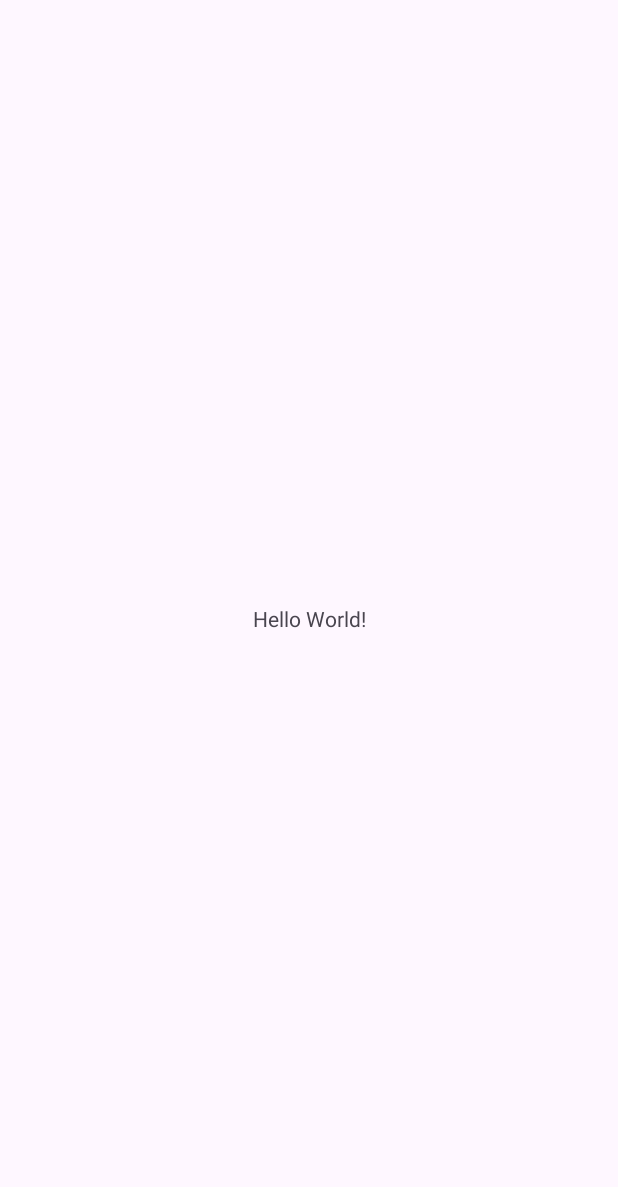
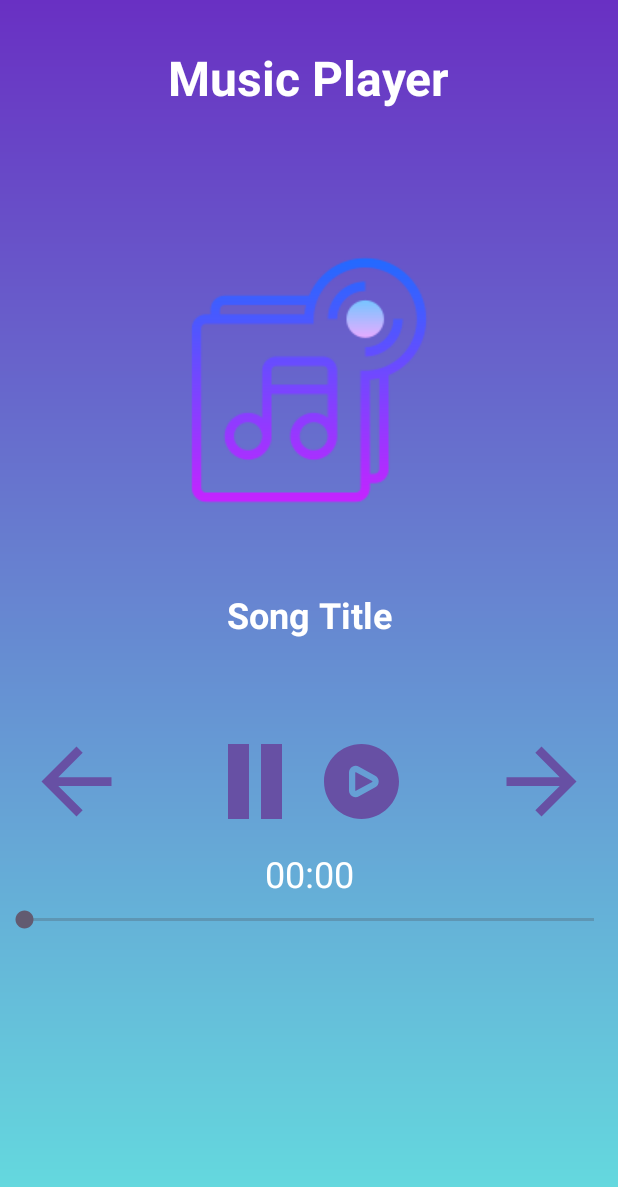
Before and after one commit to Ivan2000-web/MusicPlayer, an Android app: the screen it shows after launch (MainActivity), on a phone screen of 412 x 824 dp. Before the commit the part shown is almost empty. Shown: the top 1187 px of the screen. Run offline under Robolectric (Android 15) with nearby library versions, the phone set to English and light mode, and no system bars.

Commit message:
add: main layout

```diff
--- /dev/null
+++ b/app/src/main/res/drawable/back_icon.xml
@@ -0,0 +1,5 @@
+<vector android:autoMirrored="true" android:height="24dp"
+    android:tint="#000000" android:viewportHeight="24"
+    android:viewportWidth="24" android:width="24dp" xmlns:android="http://schemas.android.com/apk/res/android">
+    <path android:fillColor="@android:color/white" android:pathData="M20,11H7.83l5.59,-5.59L12,4l-8,8 8,8 1.41,-1.41L7.83,13H20v-2z"/>
+</vector>
--- a/app/src/main/res/drawable/background_gradient.xml
+++ b/app/src/main/res/drawable/background_gradient.xml
@@ -1,4 +1,8 @@
 <?xml version="1.0" encoding="utf-8"?>
-<selector xmlns:android="http://schemas.android.com/apk/res/android">
-
-</selector>
+<shape xmlns:android="http://schemas.android.com/apk/res/android">
+    <gradient
+        android:type="linear"
+        android:angle="235"
+        android:startColor="#6930c3"
+        android:endColor="#64dfdf" />
+</shape>
--- /dev/null
+++ b/app/src/main/res/drawable/forward_icon.xml
@@ -0,0 +1,5 @@
+<vector android:autoMirrored="true" android:height="24dp"
+    android:tint="#000000" android:viewportHeight="24"
+    android:viewportWidth="24" android:width="24dp" xmlns:android="http://schemas.android.com/apk/res/android">
+    <path android:fillColor="@android:color/white" android:pathData="M12,4l-1.41,1.41L16.17,11H4v2h12.17l-5.58,5.59L12,20l8,-8z"/>
+</vector>
--- /dev/null
+++ b/app/src/main/res/drawable/pause_icon.xml
@@ -0,0 +1,5 @@
+<vector android:height="24dp" android:viewportHeight="24"
+    android:viewportWidth="24" android:width="24dp" xmlns:android="http://schemas.android.com/apk/res/android">
+    <path android:fillColor="#FF000000" android:pathData="M3,0h7v24h-7z"/>
+    <path android:fillColor="#FF000000" android:pathData="M14,0h7v24h-7z"/>
+</vector>
--- /dev/null
+++ b/app/src/main/res/drawable/play_icon.xml
@@ -0,0 +1,4 @@
+<vector android:height="24dp" android:viewportHeight="24"
+    android:viewportWidth="24" android:width="24dp" xmlns:android="http://schemas.android.com/apk/res/android">
+    <path android:fillColor="#FF000000" android:pathData="m12,0C5.383,0 0,5.383 0,12s5.383,12 12,12 12,-5.383 12,-12S18.617,0 12,0ZM16.404,13.873l-5.212,2.854c-0.325,0.183 -0.683,0.274 -1.041,0.274 -0.373,0 -0.747,-0.099 -1.087,-0.297 -0.667,-0.39 -1.064,-1.083 -1.064,-1.855v-5.699c0,-0.772 0.397,-1.465 1.064,-1.855 0.665,-0.389 1.465,-0.396 2.138,-0.017l5.192,2.843c0.696,0.391 1.105,1.091 1.105,1.878s-0.409,1.487 -1.096,1.873ZM15.5,12c0,0.087 -0.058,0.119 -0.066,0.125l-5.212,2.855c-0.019,0.01 -0.077,0.042 -0.147,-0.001 -0.074,-0.043 -0.074,-0.107 -0.074,-0.128v-5.699c0,-0.021 0,-0.085 0.074,-0.128 0.027,-0.016 0.052,-0.021 0.074,-0.021 0.036,0 0.065,0.016 0.083,0.026l5.192,2.844c0.019,0.011 0.076,0.043 0.076,0.13Z"/>
+</vector>
--- a/app/src/main/res/layout/activity_main.xml
+++ b/app/src/main/res/layout/activity_main.xml
@@ -8,12 +8,110 @@
     tools:context=".MainActivity">
 
     <TextView
+        android:id="@+id/textView"
         android:layout_width="wrap_content"
         android:layout_height="wrap_content"
-        android:text="Hello World!"
-        app:layout_constraintBottom_toBottomOf="parent"
+        android:layout_marginTop="30dp"
+        android:text="Music Player"
+        android:textColor="@color/white"
+        android:textSize="32sp"
+        android:textStyle="bold"
         app:layout_constraintEnd_toEndOf="parent"
         app:layout_constraintStart_toStartOf="parent"
         app:layout_constraintTop_toTopOf="parent" />
 
+    <ImageView
+        android:id="@+id/imageview"
+        android:layout_width="200dp"
+        android:layout_height="200dp"
+        android:layout_marginTop="80dp"
+        android:src="@drawable/music_logo"
+        app:layout_constraintEnd_toEndOf="parent"
+        app:layout_constraintStart_toStartOf="parent"
+        app:layout_constraintTop_toBottomOf="@+id/textView" />
+
+    <TextView
+        android:id="@+id/song_title"
+        android:layout_width="wrap_content"
+        android:layout_height="wrap_content"
+        android:layout_marginTop="40dp"
+        android:text="Song Title"
+        android:textColor="@color/white"
+        android:textSize="24sp"
+        android:textStyle="bold"
+        app:layout_constraintEnd_toEndOf="parent"
+        app:layout_constraintStart_toStartOf="parent"
+        app:layout_constraintTop_toBottomOf="@+id/imageview" />
+
+    <Button
+        android:id="@+id/back_btn"
+        android:layout_width="70dp"
+        android:layout_height="70dp"
+        android:layout_marginStart="16dp"
+        android:layout_marginTop="60dp"
+        android:background="@drawable/back_icon"
+        app:layout_constraintBottom_toBottomOf="parent"
+        app:layout_constraintStart_toStartOf="parent"
+        app:layout_constraintTop_toBottomOf="@+id/song_title"
+        app:layout_constraintVertical_bias="0.0" />
+
+    <Button
+        android:id="@+id/forward_btn"
+        android:layout_width="70dp"
+        android:layout_height="70dp"
+        android:layout_marginTop="60dp"
+        android:layout_marginEnd="16dp"
+        android:background="@drawable/forward_icon"
+        app:layout_constraintBottom_toBottomOf="parent"
+        app:layout_constraintEnd_toEndOf="parent"
+        app:layout_constraintTop_toBottomOf="@+id/song_title"
+        app:layout_constraintVertical_bias="0.0" />
+
+    <Button
+        android:id="@+id/pause_btn"
+        android:layout_width="48dp"
+        android:layout_height="50dp"
+        android:layout_marginStart="60dp"
+        android:layout_marginTop="70dp"
+        android:background="@drawable/pause_icon"
+        app:layout_constraintBottom_toBottomOf="parent"
+        app:layout_constraintStart_toEndOf="@+id/back_btn"
+        app:layout_constraintTop_toBottomOf="@+id/song_title"
+        app:layout_constraintVertical_bias="0.0" />
+
+    <Button
+        android:id="@+id/play_btn"
+        android:layout_width="50dp"
+        android:layout_height="50dp"
+        android:layout_marginTop="70dp"
+
+        android:layout_marginEnd="60dp"
+        android:background="@drawable/play_icon"
+        app:layout_constraintBottom_toBottomOf="parent"
+        app:layout_constraintEnd_toStartOf="@+id/forward_btn"
+        app:layout_constraintTop_toBottomOf="@+id/song_title"
+        app:layout_constraintVertical_bias="0.0" />
+
+    <SeekBar
+        android:layout_width="match_parent"
+        android:layout_height="wrap_content"
+        android:layout_marginTop="5dp"
+        app:layout_constraintEnd_toEndOf="parent"
+        app:layout_constraintHorizontal_bias="0.0"
+        app:layout_constraintStart_toStartOf="parent"
+        app:layout_constraintTop_toBottomOf="@+id/time_left_text" />
+
+    <TextView
+        android:id="@+id/time_left_text"
+        android:layout_width="wrap_content"
+        android:layout_height="wrap_content"
+        android:layout_marginTop="20dp"
+        android:text="00:00"
+        android:textColor="@color/white"
+        android:textSize="24sp"
+        app:layout_constraintEnd_toEndOf="parent"
+        app:layout_constraintStart_toStartOf="parent"
+        app:layout_constraintTop_toBottomOf="@+id/play_btn" />
+
+
 </androidx.constraintlayout.widget.ConstraintLayout>
```
Also changed, not shown: app/src/main/res/drawable/music_logo.png (added).
